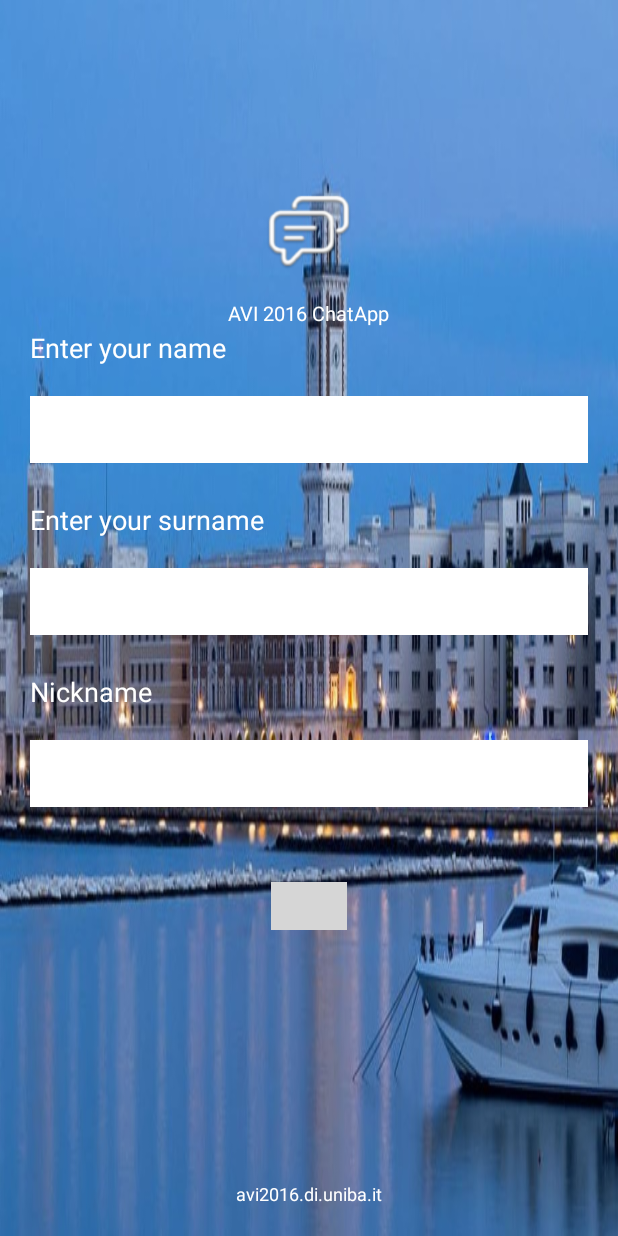
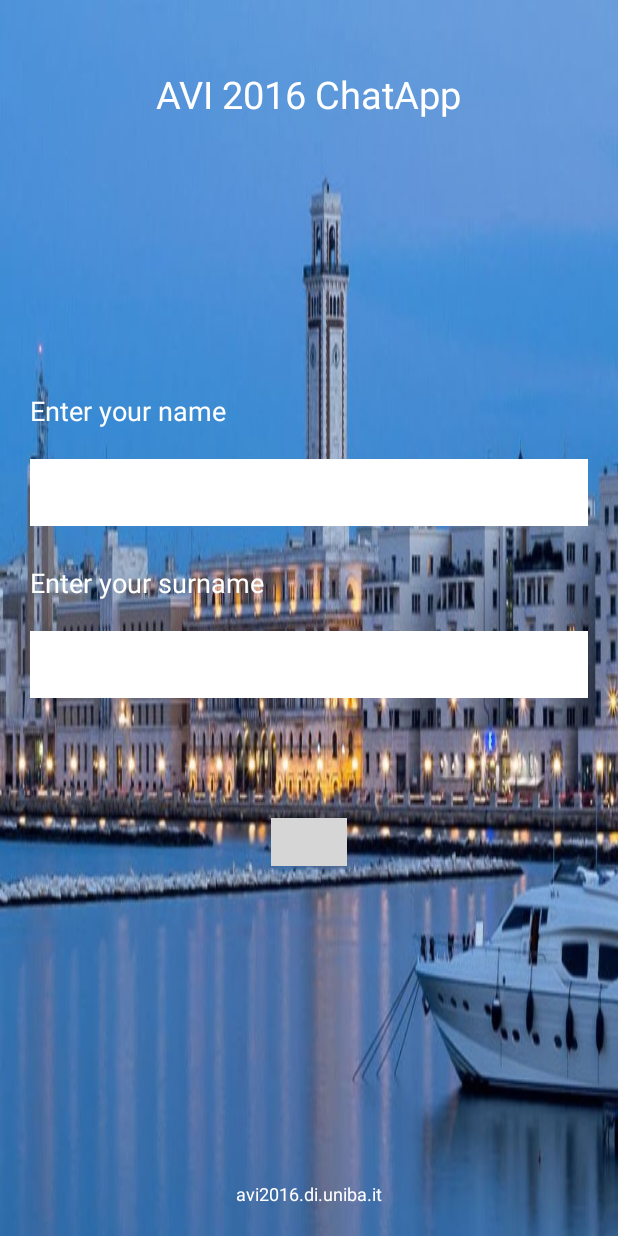
Before and after one commit to UniversityAndroid/AVI2016-ChatApp, an Android app: the screen it shows after launch (MainActivity), on a phone screen of 412 x 824 dp. Run offline under Robolectric (Android 15) with nearby library versions, the phone set to English and light mode, and no system bars; libraries missing offline, so code that uses them is left out: com.gc.materialdesign; plain views replace ButtonRectangle; 2 statements that could not run were skipped; grey boxes are pictures that could not be loaded.

Commit message:
First activity and tabs.
Introduction to create groups

```diff
--- a/AVI2016chatApp/app/build.gradle
+++ b/AVI2016chatApp/app/build.gradle
@@ -23,4 +23,6 @@ dependencies {
     compile fileTree(dir: 'libs', include: ['*.jar'])
     compile 'com.android.support:appcompat-v7:22.1.1'
     compile 'com.github.navasmdc:MaterialDesign:1.5@aar'
+    compile 'com.nineoldandroids:library:2.4.0'
+
 }
--- a/AVI2016chatApp/app/src/main/java/sss1415/di/uniba/it/avi2016chatapp/Home.java
+++ b/AVI2016chatApp/app/src/main/java/sss1415/di/uniba/it/avi2016chatapp/Home.java
@@ -19,7 +19,7 @@ public class Home extends ActionBarActivity {
     ViewPager pager;
     ViewPagerAdapter adapter;
     SlidingTabLayout tabs;
-    CharSequence Titles[]={"Home","Events"};
+    CharSequence Titles[]={"Membership","Groups"};
     int Numboftabs =2;
 
     @Override
--- a/AVI2016chatApp/app/src/main/java/sss1415/di/uniba/it/avi2016chatapp/Tab1.java
+++ b/AVI2016chatApp/app/src/main/java/sss1415/di/uniba/it/avi2016chatapp/Tab1.java
@@ -15,9 +15,11 @@ import android.view.ViewGroup;
  */
 public class Tab1 extends Fragment {
 
+
     @Override
     public View onCreateView(LayoutInflater inflater, @Nullable ViewGroup container, @Nullable Bundle savedInstanceState) {
         View v =inflater.inflate(R.layout.tab1,container,false);
         return v;
+
     }
 }
--- a/AVI2016chatApp/app/src/main/res/color/selector.xml
+++ b/AVI2016chatApp/app/src/main/res/color/selector.xml
@@ -3,5 +3,5 @@
     <item android:state_selected="true" android:color="@android:color/white" />
     <item android:state_focused="true" android:color="@android:color/white" />
     <item android:state_pressed="true" android:color="@android:color/white" />
-    <item android:color="#8a140e" />
+    <item android:color="#B3E5FC" />
 </selector>
--- a/AVI2016chatApp/app/src/main/res/layout/activity_main.xml
+++ b/AVI2016chatApp/app/src/main/res/layout/activity_main.xml
@@ -5,24 +5,14 @@
     android:background="@drawable/bari6"
     android:orientation="vertical" >
 
-    <ImageView
-        android:id="@+id/imgLogo"
-        android:layout_width="60dp"
-        android:layout_height="60dp"
-        android:layout_gravity="center_horizontal"
-        android:src="@drawable/launcher"
-        android:layout_above="@+id/linearLayout"
-        android:layout_centerHorizontal="true" />
-
     <TextView
         android:layout_width="wrap_content"
         android:layout_height="wrap_content"
-        android:layout_below="@id/imgLogo"
         android:layout_centerHorizontal="true"
-        android:layout_marginTop="15dp"
+        android:layout_marginTop="45dp"
         android:text="@string/title"
         android:textColor="#ffffffff"
-        android:textSize="13dp" />
+        android:textSize="25dp" />
 
     <LinearLayout
         android:layout_width="fill_parent"
@@ -51,7 +41,9 @@
             android:layout_marginTop="10dp"
             android:background="#ffffffff"
             android:inputType="textCapWords"
-            android:padding="10dp" />
+            android:padding="10dp"
+            android:textColor="@android:color/black"
+            android:textIsSelectable="false" />
 
         <TextView
             android:layout_width="wrap_content"
@@ -71,33 +63,15 @@
             android:layout_marginTop="10dp"
             android:background="#ffffffff"
             android:inputType="textCapWords"
-            android:padding="10dp" />
+            android:padding="10dp"
+            android:textColor="@android:color/black" />
 
-        <TextView
-            android:layout_width="wrap_content"
-            android:layout_height="wrap_content"
-            android:layout_marginBottom="10dp"
-            android:layout_marginTop="15dp"
-            android:text="Nickname"
-            android:textColor="#ffffffff"
-            android:textSize="18dp"
-            android:layout_gravity="left" />
-
-        <EditText
-            android:id="@+id/nickname"
-            android:layout_width="fill_parent"
-            android:layout_height="wrap_content"
-            android:layout_marginBottom="10dp"
-            android:layout_marginTop="10dp"
-            android:background="#ffffffff"
-            android:inputType="textCapWords"
-            android:padding="10dp" />
 
         <com.gc.materialdesign.views.ButtonRectangle
             android:id="@+id/btnJoin"
             android:layout_width="wrap_content"
             android:layout_height="wrap_content"
-            android:layout_marginTop="40dp"
+            android:layout_marginTop="70dp"
             android:background="#ff0fb0ff"
             android:paddingLeft="25dp"
             android:paddingRight="25dp"
--- a/AVI2016chatApp/app/src/main/res/layout/home.xml
+++ b/AVI2016chatApp/app/src/main/res/layout/home.xml
@@ -11,6 +11,7 @@
         android:layout_height="wrap_content"
         android:layout_width="match_parent"
         />
+
 
     <sss1415.di.uniba.it.avi2016chatapp.SlidingTabLayout
         android:id="@+id/tabs"
--- a/AVI2016chatApp/app/src/main/res/values/strings.xml
+++ b/AVI2016chatApp/app/src/main/res/values/strings.xml
@@ -6,10 +6,10 @@
     <!-- <string name="author_name">By Ravi Tamada</string> -->
     <string name="author_url">avi2016.di.uniba.it</string>
     <string name="enter_name">Enter your name</string>
-    <string name="btn_join">JOIN</string>
+    <string name="btn_join">Join</string>
     <string name="btn_send">Send</string>
     <string name="action_settings">Settings</string>
-    <string name="title_activity_home">Home</string>
+    <string name="title_activity_home">AVI 2016 ChatApp</string>
 
     <string name="hello_world">Hello world!</string>
 
```
Also changed, not shown: AVI2016chatApp/app/src/main/res/layout/tab1.xml (+23 -10 lines), AVI2016chatApp/app/src/main/res/layout/tab2.xml (+23 -10 lines), 1 other file.
